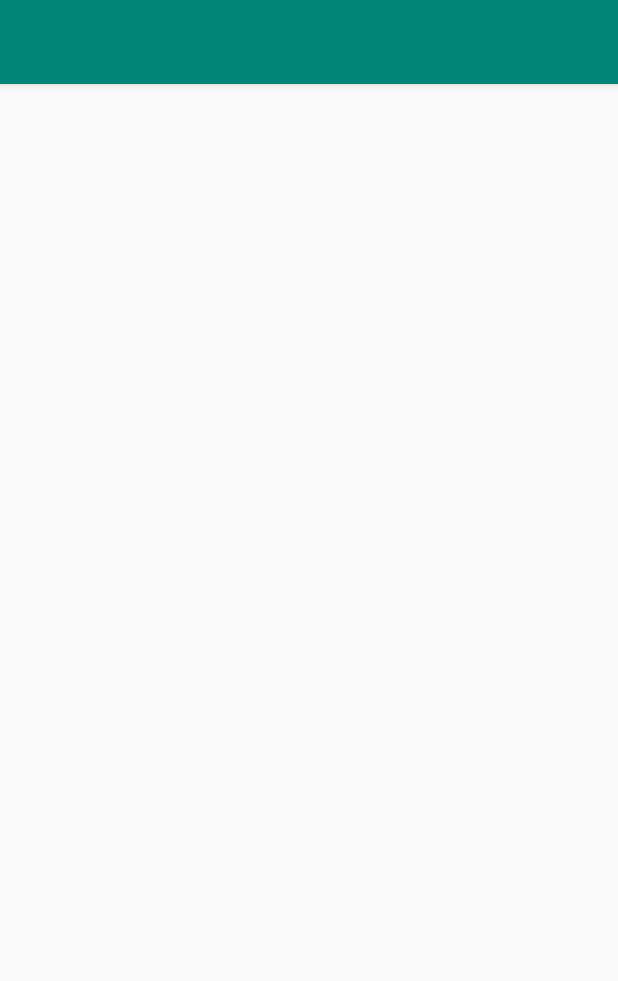
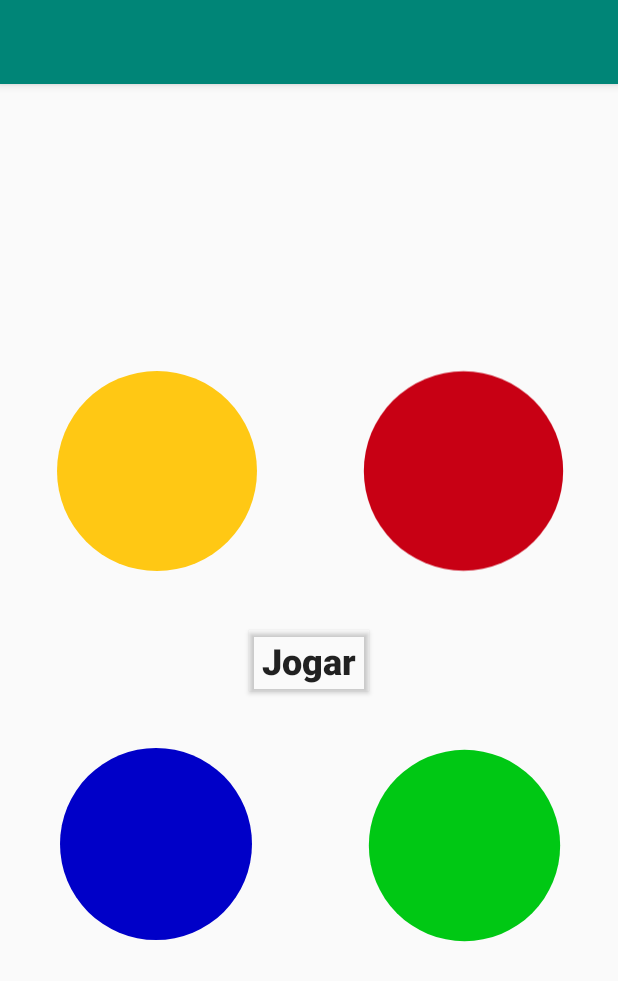
Before and after one commit to Faracoeng/Android-Studio, an Android app: the GeniusActivity screen opened directly, with no data from a screen before it, on a phone screen of 412 x 824 dp. Shown: the top 981 px of the screen. Run offline under Robolectric (Android 15) with nearby library versions, the phone set to English and light mode, and no system bars.

Commit message:
actvity Genius implementada

```diff
--- /dev/null
+++ b/Genius/app/src/main/res/drawable/amarelo_aceso.xml
@@ -0,0 +1,5 @@
+<vector android:height="24dp" android:tint="#FFFF14"
+    android:viewportHeight="24.0" android:viewportWidth="24.0"
+    android:width="24dp" xmlns:android="http://schemas.android.com/apk/res/android">
+    <path android:fillColor="#010101" android:pathData="M12,12m-8,0a8,8 0,1 1,16 0a8,8 0,1 1,-16 0"/>
+</vector>
--- /dev/null
+++ b/Genius/app/src/main/res/drawable/amarelo_apagado.xml
@@ -0,0 +1,5 @@
+<vector android:height="24dp" android:tint="#FFC814"
+    android:viewportHeight="24.0" android:viewportWidth="24.0"
+    android:width="24dp" xmlns:android="http://schemas.android.com/apk/res/android">
+    <path android:fillColor="#010101" android:pathData="M12,12m-8,0a8,8 0,1 1,16 0a8,8 0,1 1,-16 0"/>
+</vector>
--- /dev/null
+++ b/Genius/app/src/main/res/drawable/azul_aceso.xml
@@ -0,0 +1,5 @@
+<vector android:height="24dp" android:tint="#0000FF"
+    android:viewportHeight="24.0" android:viewportWidth="24.0"
+    android:width="24dp" xmlns:android="http://schemas.android.com/apk/res/android">
+    <path android:fillColor="#010101" android:pathData="M12,12m-8,0a8,8 0,1 1,16 0a8,8 0,1 1,-16 0"/>
+</vector>
--- /dev/null
+++ b/Genius/app/src/main/res/drawable/azul_apagado.xml
@@ -0,0 +1,5 @@
+<vector android:height="24dp" android:tint="#0000C8"
+    android:viewportHeight="24.0" android:viewportWidth="24.0"
+    android:width="24dp" xmlns:android="http://schemas.android.com/apk/res/android">
+    <path android:fillColor="#010101" android:pathData="M12,12m-8,0a8,8 0,1 1,16 0a8,8 0,1 1,-16 0"/>
+</vector>
--- /dev/null
+++ b/Genius/app/src/main/res/drawable/verde_aceso.xml
@@ -0,0 +1,5 @@
+<vector android:height="24dp" android:tint="#00FF14"
+    android:viewportHeight="24.0" android:viewportWidth="24.0"
+    android:width="24dp" xmlns:android="http://schemas.android.com/apk/res/android">
+    <path android:fillColor="#010101" android:pathData="M12,12m-8,0a8,8 0,1 1,16 0a8,8 0,1 1,-16 0"/>
+</vector>
--- /dev/null
+++ b/Genius/app/src/main/res/drawable/verde_apagado.xml
@@ -0,0 +1,5 @@
+<vector android:height="24dp" android:tint="#00C814"
+    android:viewportHeight="24.0" android:viewportWidth="24.0"
+    android:width="24dp" xmlns:android="http://schemas.android.com/apk/res/android">
+    <path android:fillColor="#010101" android:pathData="M12,12m-8,0a8,8 0,1 1,16 0a8,8 0,1 1,-16 0"/>
+</vector>
--- /dev/null
+++ b/Genius/app/src/main/res/drawable/vermelho_aceso.xml
@@ -0,0 +1,5 @@
+<vector android:height="24dp" android:tint="#FF0014"
+    android:viewportHeight="24.0" android:viewportWidth="24.0"
+    android:width="24dp" xmlns:android="http://schemas.android.com/apk/res/android">
+    <path android:fillColor="#010101" android:pathData="M12,12m-8,0a8,8 0,1 1,16 0a8,8 0,1 1,-16 0"/>
+</vector>
--- /dev/null
+++ b/Genius/app/src/main/res/drawable/vermelho_apagado.xml
@@ -0,0 +1,5 @@
+<vector android:height="24dp" android:tint="#C80014"
+    android:viewportHeight="24.0" android:viewportWidth="24.0"
+    android:width="24dp" xmlns:android="http://schemas.android.com/apk/res/android">
+    <path android:fillColor="#010101" android:pathData="M12,12m-8,0a8,8 0,1 1,16 0a8,8 0,1 1,-16 0"/>
+</vector>
--- a/Genius/app/src/main/res/layout/activity_genius.xml
+++ b/Genius/app/src/main/res/layout/activity_genius.xml
@@ -6,4 +6,66 @@
     android:layout_height="match_parent"
     tools:context=".GeniusActivity">
 
+    <Button
+        android:id="@+id/botao_IniciarRodada"
+        android:layout_width="wrap_content"
+        android:layout_height="wrap_content"
+        android:backgroundTint="#00EEE4E4"
+        android:text="Jogar"
+        android:textAlignment="center"
+        android:textAppearance="@style/TextAppearance.AppCompat.Body2"
+        android:textSize="24sp"
+        android:textStyle="bold"
+        app:layout_constraintBottom_toBottomOf="parent"
+        app:layout_constraintEnd_toEndOf="parent"
+        app:layout_constraintStart_toStartOf="parent"
+        app:layout_constraintTop_toTopOf="parent" />
+
+    <ImageView
+        android:id="@+id/imageView"
+        android:layout_width="209dp"
+        android:layout_height="200dp"
+        app:layout_constraintBottom_toTopOf="@+id/botao_IniciarRodada"
+        app:layout_constraintEnd_toEndOf="parent"
+        app:layout_constraintHorizontal_bias="0.0"
+        app:layout_constraintStart_toStartOf="parent"
+        app:layout_constraintTop_toTopOf="parent"
+        app:layout_constraintVertical_bias="1.0"
+        app:srcCompat="@drawable/amarelo_apagado" />
+
+    <ImageView
+        android:id="@+id/imageView2"
+        android:layout_width="208dp"
+        android:layout_height="192dp"
+        app:layout_constraintBottom_toBottomOf="parent"
+        app:layout_constraintEnd_toEndOf="parent"
+        app:layout_constraintHorizontal_bias="0.0"
+        app:layout_constraintStart_toStartOf="parent"
+        app:layout_constraintTop_toBottomOf="@+id/botao_IniciarRodada"
+        app:layout_constraintVertical_bias="0.0"
+        app:srcCompat="@drawable/azul_apagado" />
+
+    <ImageView
+        android:id="@+id/imageView3"
+        android:layout_width="199dp"
+        android:layout_height="200dp"
+        app:layout_constraintBottom_toTopOf="@+id/botao_IniciarRodada"
+        app:layout_constraintEnd_toEndOf="parent"
+        app:layout_constraintHorizontal_bias="0.0"
+        app:layout_constraintStart_toEndOf="@+id/imageView"
+        app:layout_constraintTop_toTopOf="parent"
+        app:layout_constraintVertical_bias="1.0"
+        app:srcCompat="@drawable/vermelho_apagado" />
+
+    <ImageView
+        android:id="@+id/imageView4"
+        android:layout_width="203dp"
+        android:layout_height="191dp"
+        app:layout_constraintBottom_toBottomOf="parent"
+        app:layout_constraintEnd_toEndOf="parent"
+        app:layout_constraintHorizontal_bias="0.0"
+        app:layout_constraintStart_toEndOf="@+id/imageView2"
+        app:layout_constraintTop_toBottomOf="@+id/botao_IniciarRodada"
+        app:layout_constraintVertical_bias="0.007"
+        app:srcCompat="@drawable/verde_apagado" />
 </androidx.constraintlayout.widget.ConstraintLayout>
```
